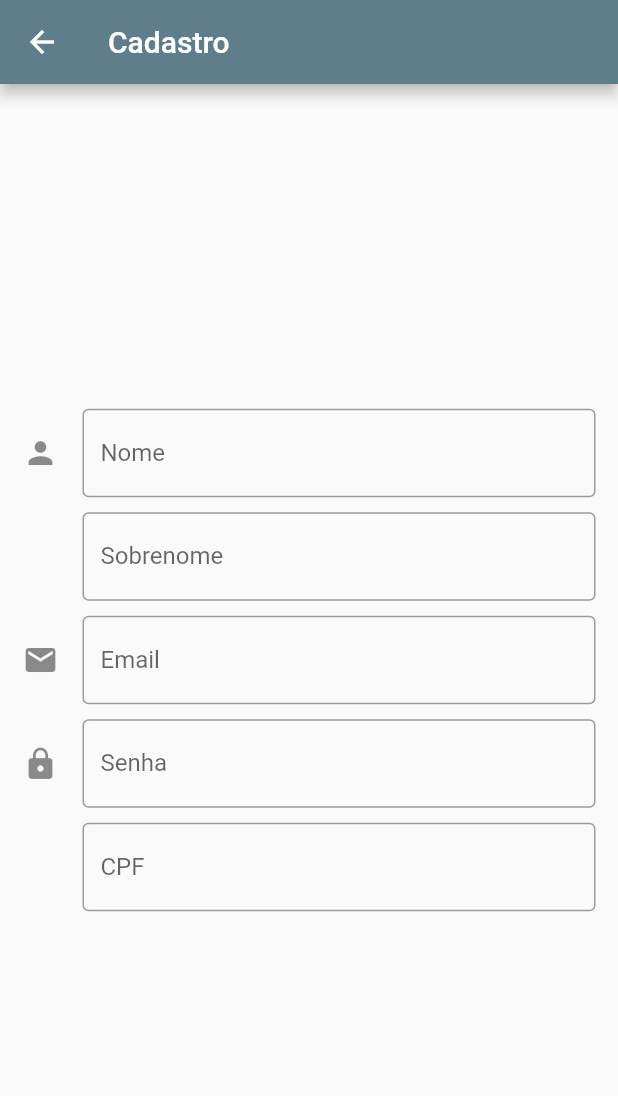
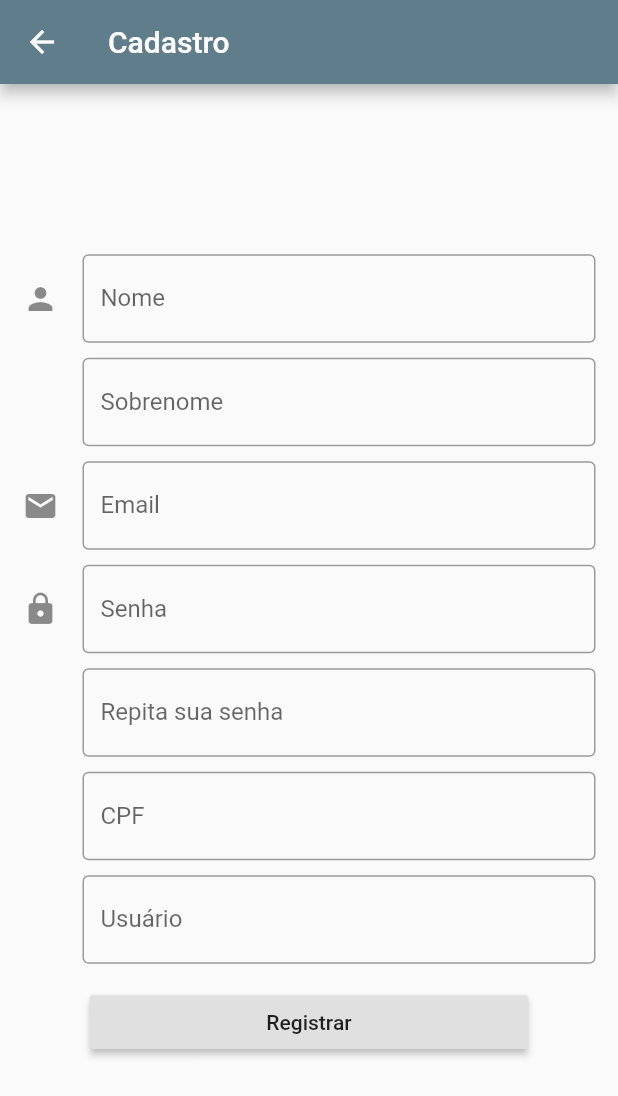
Before and after one commit to ginaldolaranjeiras/dolman_app, a Flutter app: the screen it shows after launch, after a tap on "Cadastrar", on a phone screen of 412 x 824 dp. Shown: the top 1096 px of the screen. Run offline on Flutter 3.47's test engine with Material 2 defaults, Android fonts, the phone set to English and light mode, and no system bars.

Commit message:
Objeto serviço campos no cadastro

```diff
--- a/lib/ui/pages/cadastro.dart
+++ b/lib/ui/pages/cadastro.dart
@@ -81,7 +81,6 @@ class Cadastro extends MaterialPageRoute<Null> {
               Padding(
                 padding: EdgeInsets.all(5.00),
                 child:TextField(
-                  keyboardType: TextInputType.numberWithOptions(),
                   obscureText: true,
                   decoration: InputDecoration(
                     icon: Icon(
@@ -97,8 +96,23 @@ class Cadastro extends MaterialPageRoute<Null> {
               ),
 
               Padding(
+                 padding: EdgeInsets.fromLTRB(45.0, 5.0, 5.0, 5.0),
+                child:TextField(
+                  obscureText: true,
+                  decoration: InputDecoration(
+                    border: OutlineInputBorder(
+
+                    ),
+                    hintText: 'Confirme sua senha e lembre-se dela',
+                    labelText: 'Repita sua senha',
+                  ),
+                )
+              ),
+
+              Padding(
                 padding: EdgeInsets.fromLTRB(45.0, 5.0, 5.0, 5.0),
                 child: TextFormField(
+                  keyboardType: TextInputType.numberWithOptions(),
                   decoration: const InputDecoration(
                     border: OutlineInputBorder(
 
@@ -114,7 +128,33 @@ class Cadastro extends MaterialPageRoute<Null> {
                 ),
               ),
 
+              Padding(
+                padding: EdgeInsets.fromLTRB(45.0, 5.0, 5.0, 5.0),
+                child: TextFormField(
+                  decoration: const InputDecoration(
+                    border: OutlineInputBorder(
 
+                    ),
+                    hintText: 'Crie um usuário que combina com você',
+                    labelText: 'Usuário',
+                  ),
+                  onSaved: (String value) {
+                  },
+                  validator: (String value) {
+                    return value.contains('@') ? 'Do not use the @ char.' : null;
+                  },
+                ),
+              ),
+
+              Padding(
+                padding: const EdgeInsets.fromLTRB(50.0, 10.0, 50.0, 10.0),
+                child: RaisedButton(
+                  onPressed: () {
+
+                  },
+                  child: Text('Registrar'),
+                ),
+              ),
 
 
             ],
--- a/pubspec.yaml
+++ b/pubspec.yaml
@@ -14,7 +14,7 @@ description: A new Flutter project.
 version: 1.0.0+1
 
 environment:
-  sdk: ">=2.1.0 <3.0.0"
+  sdk: ">=2.2.0 <3.0.0"
 
 dependencies:
   flutter:
```
Also changed, not shown: lib/models/service.dart (+14 -0 lines), lib/models/date.dart (added).
